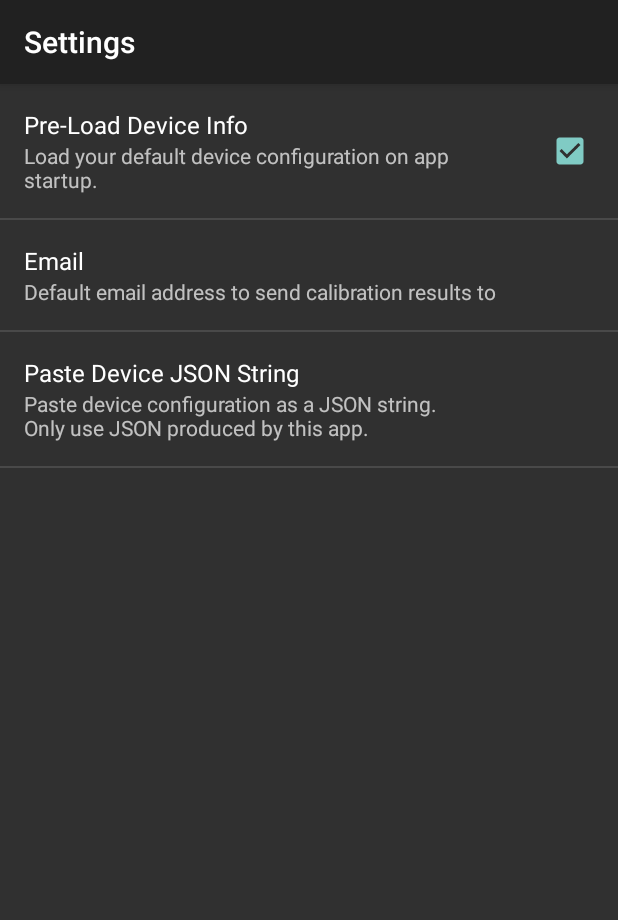
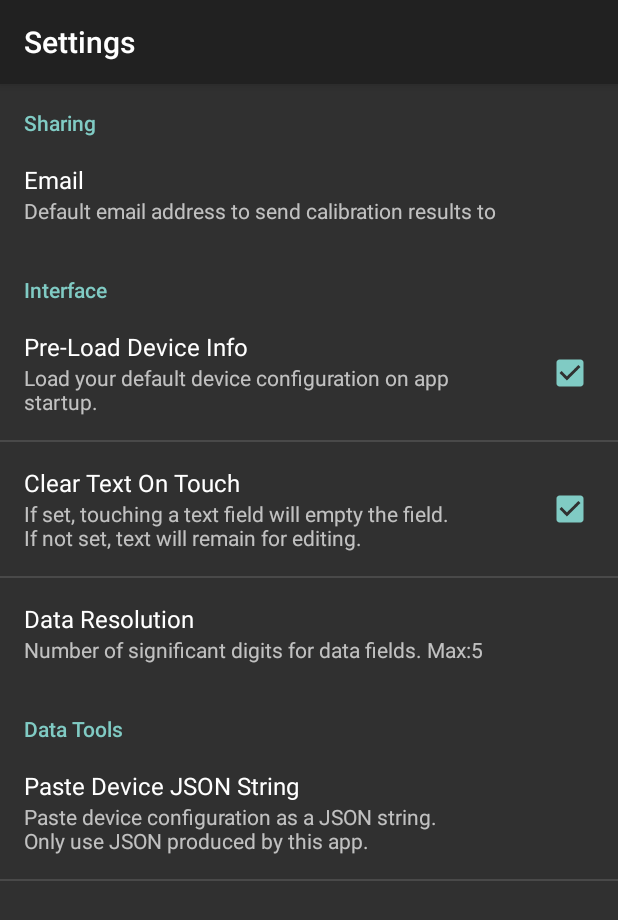
Before and after one commit to toofat2serve/FivePointApp, an Android app: the screen it shows after launch (SettingsActivity), in the options menu, after a tap on "Settings", on a phone screen of 412 x 824 dp. Shown: the top 920 px of the screen. Run offline under Robolectric (Android 15) with nearby library versions, the phone set to English and light mode, and no system bars.

Commit message:
//DONE: ADD SETTING read value click behavior //DONE: ADD SETTING data resolution

```diff
--- a/app/src/main/java/com/mycompany/fivepointapp/MainActivity.java
+++ b/app/src/main/java/com/mycompany/fivepointapp/MainActivity.java
@@ -1,12 +1,14 @@
 package com.mycompany.fivepointapp;
-//DONE: ADD share feature
-//DONE: IMPLEMENT default load setting
 //TODO: ADD JSON string paste import STARTED
 //TODO: ADD file browser / import
-//TODO: Create HELP Activity
-//TODO: Create ABOUT Acvivity
+//TODO: ADD HELP Activity
+//TODO: ADD ABOUT Acvivity
 //TODO: ADD comment/notes feature
 //TODO: ADD other formats (CSV, HTML, PDF, ...)
+//TODO: FIX changing resolution should take immediate effect
+//TODO: ADD changing resolution changes summary to include new value
+
+
 
 import android.app.*;
 import android.content.*;
@@ -35,6 +37,7 @@ public class MainActivity extends Activity {
    public EditText e_clrv;
    public EditText e_curv;
    public EditText e_steps;
+   public EditText e_notes;
    public RadioGroup rg_linsq;
    public RadioButton rb_lin;
    public RadioButton rb_squ;
@@ -59,7 +62,8 @@ public class MainActivity extends Activity {
    public CalRecord cr;
 
    public static final String DFLT_DEVICE = "dd";
-
+   public Boolean CLEAR_TEXT_ON_TOUCH;
+   public Integer DATA_RESOLUTION;
    @Override
    protected void onCreate(Bundle savedInstanceState)
    {
@@ -75,6 +79,7 @@ public class MainActivity extends Activity {
 	  e_clrv = (EditText) findViewById(R.id.e_clrv);
 	  e_curv = (EditText) findViewById(R.id.e_curv);
 	  e_steps = (EditText) findViewById(R.id.e_steps);
+	  //e_notes = (EditText) findViewById(R.id.e_notes);
 	  rg_linsq = (RadioGroup) findViewById(R.id.rg_linsq);
 	  btn_save = (Button) findViewById(R.id.btn_save);
 	  btn_reset = (Button) findViewById(R.id.btn_reset);
@@ -114,6 +119,7 @@ public class MainActivity extends Activity {
 	  spin_cunit.setSelection(3);
 	  Log.i("ME", "...Initialized.");
 	  checkSharedPreferences();
+
 	  btn_reset.setOnLongClickListener(new View.OnLongClickListener() {
 
 			@Override
@@ -132,13 +138,28 @@ public class MainActivity extends Activity {
 		 });
    }
 
+   @Override
+   protected void onStart()
+   {
+	  checkSharedPreferences();
+	  super.onStart();
+   }
+
+
+
    public void checkSharedPreferences()
    {
 	  SharedPreferences dsp = PreferenceManager.getDefaultSharedPreferences(this);
 	  Map<String,?> dspMap = dsp.getAll();
-	  Boolean loadDefaultDevice = (Boolean) dspMap.get("pref_preload");
-	  if (loadDefaultDevice) {
-		 resetForm();
+	  if (dspMap.containsKey("pref_preload")){
+		 Boolean loadDefaultDevice = (Boolean) dspMap.get("pref_preload");
+		 if (loadDefaultDevice) {
+			resetForm();
+		 }
+		 CLEAR_TEXT_ON_TOUCH = (Boolean) dspMap.get("pref_clear_read");
+		 DATA_RESOLUTION = (String) dspMap.get("pref_resolution") == null ? 3 : Integer.parseInt((String) dspMap.get("pref_resolution"));
+		 myToast(String.valueOf(CLEAR_TEXT_ON_TOUCH));
+
 	  }
 	  SharedPreferences sp = getPreferences(0);
 	  Map<String,?> spmap = sp.getAll();
@@ -180,9 +201,11 @@ public class MainActivity extends Activity {
 	  Intent intent = new Intent();
 	  intent.setClassName(this, "com.mycompany.fivepointapp.SettingsActivity");
 	  startActivity(intent);
+	  checkSharedPreferences();
    }
 
-   public void composeEmail() {
+   public void composeEmail()
+   {
 	  SharedPreferences dsp = PreferenceManager.getDefaultSharedPreferences(this);
 	  Map<String,?> dspMap = dsp.getAll();
 	  String defaultEmail = (String) dspMap.get("pref_email");
@@ -286,6 +309,7 @@ public class MainActivity extends Activity {
    public void clickSave(View view)
    {
 	  try {
+		 cr.Notes = e_notes.getText().toString();
 		 String state = Environment.getExternalStorageState();
 		 if (Environment.MEDIA_MOUNTED.equals(state)) {
 			Context context = getApplicationContext();
@@ -316,9 +340,11 @@ public class MainActivity extends Activity {
 	  for (Integer i = 0; i < 4; i++) {
 		 if (collapse) {
 			views.get(i).setVisibility(View.GONE);
+			//findViewById(R.id.e_notes).setVisibility(View.VISIBLE);
 		 }
 		 else {
 			views.get(i).setVisibility(View.VISIBLE);
+			//findViewById(R.id.e_notes).setVisibility(View.GONE);
 		 }
 	  }
    };
@@ -418,10 +444,12 @@ public class MainActivity extends Activity {
 	  Double cu = Double.parseDouble(e_curv.getText().toString());
 	  Integer st = Integer.parseInt(e_steps.getText().toString());
 	  Boolean il = rb_lin.isChecked();
+	  //String no = e_notes.getText().toString();
 	  CalRecord cr = new CalRecord(new Instrument(id, se, ma, mo, dl, du, dun, cl, cu, cun, st, il));
+	 // cr.Notes = no;
 	  Log.i("ME", cr.Device.toString());
 	  Log.i("ME", "... Collection Complete.");
-	  return cr.createTestData();
+	  return cr.createTestData(DATA_RESOLUTION);
    }
 
 // Got this procedure from
@@ -454,12 +482,12 @@ public class MainActivity extends Activity {
 			String expStr = (String) hm.get("Expected");
 			Double expValue = Double.parseDouble(expStr);
 			Double devValue = (Math.abs(expValue - readValue) / cr.Device.CRange) * 100;
-			hm.put("Dev", String.format("%.3f", devValue));
+			hm.put("Dev", String.format("%."    + DATA_RESOLUTION.toString() +  "f", devValue));
 		 }
 		 hm.put("Read", s);
 		 data.set(position, hm);
 		 cr.CalData = data;
-		 lv_dataset.invalidate();
+		// lv_dataset.invalidate();
 		 pb_calibration.setProgress(cr.getProgress());
 		 if ((cr.getProgress() == 100) && (!doneFlag) && (ime)) {
 			ll_pb.setVisibility(View.GONE);
@@ -472,10 +500,11 @@ public class MainActivity extends Activity {
 			ll_sd.setVisibility(View.GONE);
 			doneFlag = false;
 		 }
+
 	  }
 	  Log.i("ME", "Data Update: \n" + cr.toString(true));
    }
-
+//Adapter
    public class DataSetViewAdapter extends BaseAdapter {
 	  ArrayList<HashMap<String, String>> data;
 	  public DataSetViewAdapter(ArrayList<HashMap<String, String>> arr)
@@ -506,17 +535,37 @@ public class MainActivity extends Activity {
 		 c3.setText(data.get(position).get("Read"));
 		 c4.setText(data.get(position).get("Dev"));
 
+		 c3.setOnClickListener(new View.OnClickListener() {
+			   @Override
+			   public void onClick(View view)
+			   {
+				  EditText et = (EditText) view;
+//				  myToast((et.getText().toString()));
+//				  et.setText("");
+//				  notifyDataSetChanged();
+				  et.requestFocus();
+				  et.selectAll();
+			   }
+		 });
+
 		 c3.setOnFocusChangeListener(new EditText.OnFocusChangeListener()
 			{
 			   @Override
 			   public void onFocusChange(View view, boolean hasFocus)
 			   {
 				  if ((view instanceof EditText) && (hasFocus)) {
+					 EditText et = (EditText) view;
+					 if (CLEAR_TEXT_ON_TOUCH) {
+					    data.get(position).put("Read","");
+						notifyDataSetChanged();
+					}
 
+					 notifyDataSetChanged();
 				  }
 				  if ((view instanceof EditText) && (!hasFocus)) {
 
 					 enterRead(view, data, position, false);
+					 notifyDataSetChanged();
 				  }
 			   }
 			});
@@ -531,6 +580,7 @@ public class MainActivity extends Activity {
 						enterRead(view, data, position, true);
 					 }
 				  }
+
 				  return false;
 			   }
 			});
--- a/app/src/main/java/com/mycompany/fivepointapp/SettingsActivity.java
+++ b/app/src/main/java/com/mycompany/fivepointapp/SettingsActivity.java
@@ -1,6 +1,7 @@
 package com.mycompany.fivepointapp;
 import android.app.*;
 import android.os.*;
+import android.content.*;
 
 public class SettingsActivity extends Activity {
 	@Override
@@ -11,6 +12,26 @@ public class SettingsActivity extends Activity {
 		getFragmentManager().beginTransaction()
 			.replace(android.R.id.content, new SettingsFragment())
 			.commit();
+
+	   SharedPreferences.OnSharedPreferenceChangeListener spChanged = new
+		  SharedPreferences.OnSharedPreferenceChangeListener() {
+		  @Override
+		  public void onSharedPreferenceChanged(SharedPreferences sp,
+												String key) {
+
+
+												   // your stuff here
+			 if (key == "pref_paste") {
+				String strJson = sp.getString("pref_paste","");
+				SharedPreferences.Editor spe = sp.edit();
+				spe.putString("dd",strJson);
+				spe.commit();
+				spe.remove("pref_paste");
+				spe.commit();
+			 }
+
+		  }
+	   };
 	}
 
 
--- /dev/null
+++ b/app/src/main/res/values/array.xml
@@ -0,0 +1,13 @@
+<?xml version="1.0" encoding="utf-8"?>
+<resources>
+    <string-array
+        name="string_array_resolution">
+        <item>0</item>
+		<item>1</item>
+		<item>2</item>
+		<item>3</item>
+		<item>4</item>
+		<item>5</item>
+    </string-array>
+
+</resources>
--- a/app/src/main/res/values/strings.xml
+++ b/app/src/main/res/values/strings.xml
@@ -1,5 +1,11 @@
 <?xml version="1.0" encoding="utf-8"?>
 <resources>
+    <string name="pref_cat_interface_title">Interface</string>
+
+    <string name="calibrate">Calibrate</string>
+    <string name="save_data_set">Save Data Set</string>
+    <string name="notes">Notes:</string>
+
     <string name="pref_paste_title">Paste Device JSON String</string>
 
     <string name="pref_paste_summary">Paste device configuration as a JSON string. \nOnly use JSON produced by this app.</string>
--- a/app/src/main/res/xml/preferences.xml
+++ b/app/src/main/res/xml/preferences.xml
@@ -1,18 +1,55 @@
 <?xml version="1.0" encoding="utf-8"?>
 <PreferenceScreen xmlns:android="http://schemas.android.com/apk/res/android">
+	<PreferenceCategory
+		android:title="Sharing"
+        android:key="pref_cat_sharing">
+
+		<EditTextPreference
+			android:key="pref_email"
+			android:title="@string/pref_email_title"
+			android:summary="@string/pref_email_summary"
+			android:defaultValue="george.romaka@gmail.com"/>
+
+	</PreferenceCategory>
+
+	<PreferenceCategory
+		android:title="@string/pref_cat_interface_title"
+        android:key="pref_cat_interface">
+
 		<CheckBoxPreference
 			android:key="pref_preload"
 			android:title="@string/pref_preload_title"
 			android:summary="@string/pref_preload_summary"
 			android:defaultValue="true" />
-	<EditTextPreference
-		android:key="pref_email"
-        android:title="@string/pref_email_title"
-        android:summary="@string/pref_email_summary"
-		android:defaultValue="george.romaka@gmail.com"/>
+
+		<CheckBoxPreference
+			android:key="pref_clear_read"
+			android:title="Clear Text On Touch"
+			android:summary="If set, touching a text field will empty the field.\nIf not set, text will remain for editing."
+			android:defaultValue="true"/>
+
+		<ListPreference
+			android:key="pref_resolution"
+			android:title="Data Resolution"
+			android:summary="Number of significant digits for data fields. Max:5"
+			android:dialogTitle="Choose"
+			android:entries="@array/string_array_resolution"
+			android:entryValues="@array/string_array_resolution"
+			android:defaultValue="3"/>
+
+
+	</PreferenceCategory>
+
+	<PreferenceCategory
+		android:title="Data Tools"
+        android:key="pref_cat_sharing">
+
 		<EditTextPreference
 			android:key="pref_paste"
 			android:title="@string/pref_paste_title"
 			android:summary="@string/pref_paste_summary"/>
 
+	</PreferenceCategory>
+
+
 </PreferenceScreen>
```
Also changed, not shown: app/src/main/java/com/mycompany/fivepointapp/CalRecord.java (+36 -20 lines), app/src/main/res/layout/main.xml (+4 -3 lines), 81 other files. Lines whose indentation alone changed are shown as unchanged.
